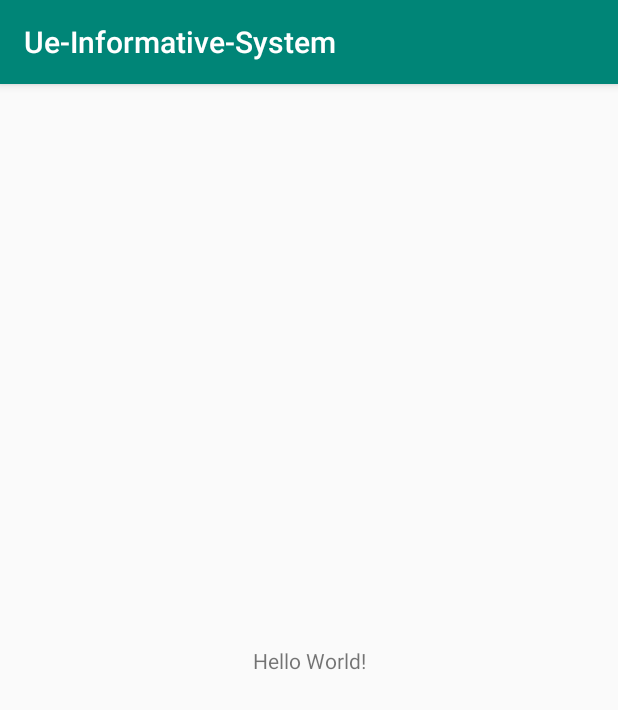
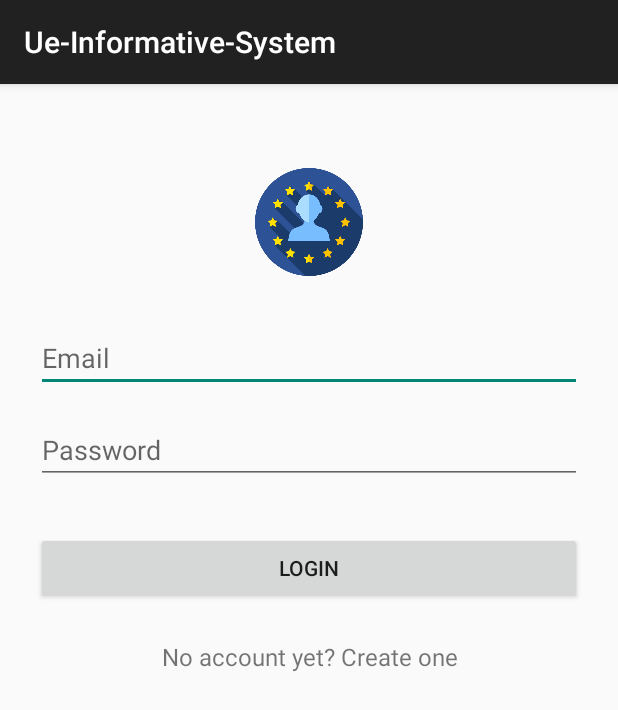
Before and after one commit to corradodiba/Ue-Informative-System, an Android app: the screen it shows after launch (MainActivity), on a phone screen of 412 x 824 dp. Shown: the top 710 px of the screen. Run offline under Robolectric (Android 15) with nearby library versions, the phone set to English and light mode, and no system bars.

Commit message:
added Login layout and setted styles

```diff
--- a/app/src/main/res/layout/activity_main.xml
+++ b/app/src/main/res/layout/activity_main.xml
@@ -1,18 +1,64 @@
 <?xml version="1.0" encoding="utf-8"?>
-<androidx.constraintlayout.widget.ConstraintLayout xmlns:android="http://schemas.android.com/apk/res/android"
-    xmlns:app="http://schemas.android.com/apk/res-auto"
-    xmlns:tools="http://schemas.android.com/tools"
-    android:layout_width="match_parent"
-    android:layout_height="match_parent"
-    tools:context=".MainActivity">
 
-    <TextView
-        android:layout_width="wrap_content"
+<ScrollView xmlns:android="http://schemas.android.com/apk/res/android"
+    android:layout_width="fill_parent"
+    android:layout_height="fill_parent"
+    android:fitsSystemWindows="true">
+
+    <LinearLayout
+        android:orientation="vertical"
+        android:layout_width="match_parent"
         android:layout_height="wrap_content"
-        android:text="Hello World!"
-        app:layout_constraintBottom_toBottomOf="parent"
-        app:layout_constraintLeft_toLeftOf="parent"
-        app:layout_constraintRight_toRightOf="parent"
-        app:layout_constraintTop_toTopOf="parent" />
+        android:paddingTop="56dp"
+        android:paddingLeft="24dp"
+        android:paddingRight="24dp">
 
-</androidx.constraintlayout.widget.ConstraintLayout>
+        <ImageView android:src="@drawable/logo"
+            android:layout_width="wrap_content"
+            android:layout_height="72dp"
+            android:layout_marginBottom="24dp"
+            android:layout_gravity="center_horizontal" />
+
+        <!--  Email Label -->
+        <androidx.appcompat.widget.AppCompatEditText
+            android:layout_marginTop="8dp"
+            android:layout_marginBottom="8dp"
+            android:id="@+id/input_email"
+            android:layout_width="match_parent"
+            android:layout_height="wrap_content"
+            android:inputType="textEmailAddress"
+            android:hint="Email"
+        />
+
+        <!--  Password Label -->
+        <androidx.appcompat.widget.AppCompatEditText
+            android:layout_marginTop="8dp"
+            android:layout_marginBottom="8dp"
+            android:id="@+id/input_password"
+            android:layout_width="match_parent"
+            android:layout_height="wrap_content"
+            android:inputType="textPassword"
+            android:hint="Password"
+        />
+
+        <androidx.appcompat.widget.AppCompatButton
+            android:id="@+id/btn_login"
+            android:layout_width="fill_parent"
+            android:layout_height="wrap_content"
+            android:layout_marginTop="24dp"
+            android:layout_marginBottom="24dp"
+            android:padding="12dp"
+            android:text="Login"
+        />
+
+
+        <TextView android:id="@+id/link_signup"
+            android:layout_width="fill_parent"
+            android:layout_height="wrap_content"
+            android:layout_marginBottom="24dp"
+            android:text="No account yet? Create one"
+            android:gravity="center"
+            android:textSize="16dip"/>
+
+    </LinearLayout>
+</ScrollView>
```
Also changed, not shown: app/src/main/res/values/colors.xml (+14 -3 lines), app/src/main/res/values/styles.xml (+21 -3 lines), app/src/main/res/drawable/logo.png (added).
